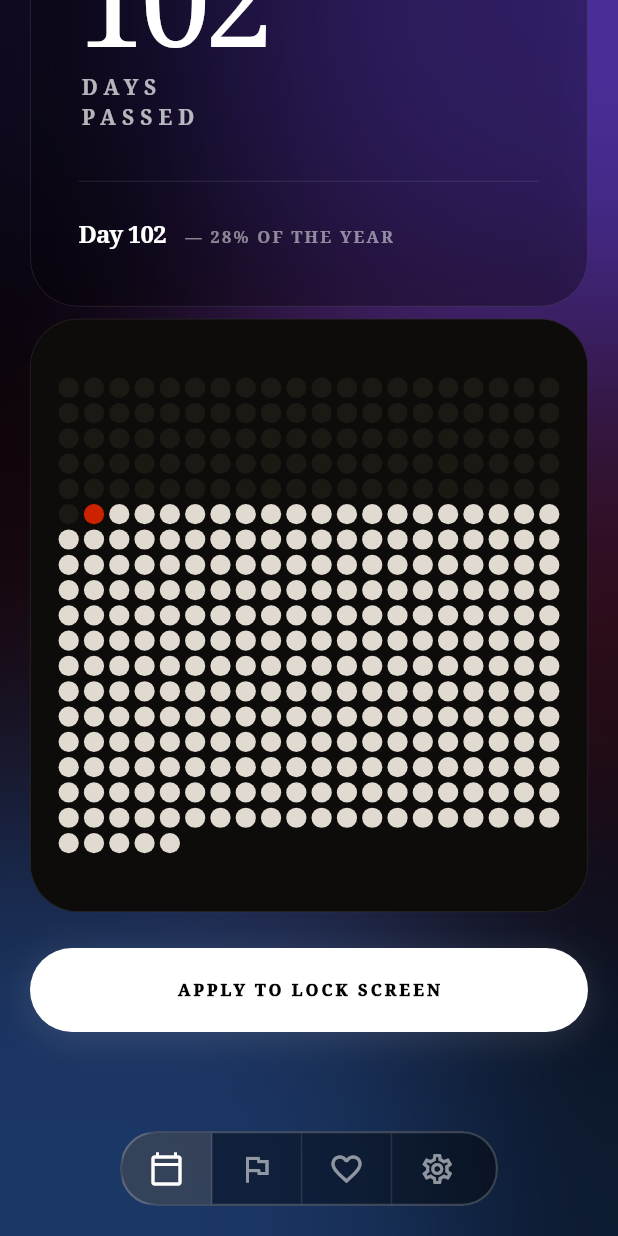
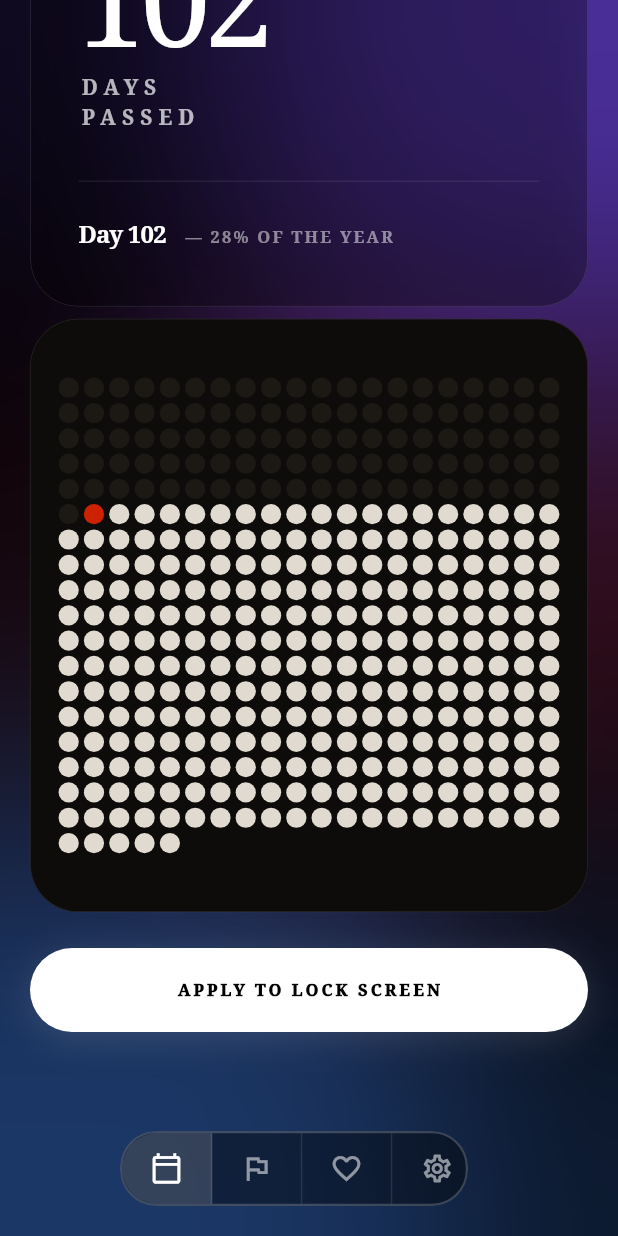
Before and after one commit to harshit36singh/Dotz, a Flutter app: the HomeScreen screen opened directly, scrolled down 197 dp, on a phone screen of 412 x 824 dp. Run offline on Flutter 3.47's test engine with Material 3 defaults, Android fonts, the phone set to English and light mode, and no system bars; our stand-ins replace flutter_dotenv, shared_preferences; accounts and stored records are empty.

```diff
--- a/lib/views/home/home_screen.dart
+++ b/lib/views/home/home_screen.dart
@@ -372,7 +372,7 @@ class _HomeScreenState extends State<HomeScreen>
                   ),
                   Positioned(
                     left: 80,
-                    right: 80,
+                    right: 100,
                     bottom: 20,
                     child: FloatingNavBar(mode: _vm.mode, onTap: _switchMode),
                   ),
--- a/lib/views/widgets/floating_nav_bar.dart
+++ b/lib/views/widgets/floating_nav_bar.dart
@@ -11,9 +11,9 @@ class FloatingNavBar extends StatelessWidget {
   @override
   Widget build(BuildContext context) {
     const items = [
-      (CalendarMode.year, Icons.calendar_today_outlined),
-      (CalendarMode.goal, Icons.flag_outlined),
-      (CalendarMode.life, Icons.favorite_outline),
+      (CalendarMode.year,     Icons.calendar_today_outlined),
+      (CalendarMode.goal,     Icons.flag_outlined),
+      (CalendarMode.life,     Icons.favorite_outline),
       (CalendarMode.settings, Icons.settings_outlined),
     ];
 
@@ -23,7 +23,6 @@ class FloatingNavBar extends StatelessWidget {
         filter: ImageFilter.blur(sigmaX: 12.0, sigmaY: 12.0),
         child: Container(
           height: 50,
-          // Optional: Add a max width here if you want it responsive, e.g., width: 280,
           decoration: BoxDecoration(
             color: Colors.black.withOpacity(0.4),
             borderRadius: BorderRadius.circular(24),
@@ -33,24 +32,34 @@ class FloatingNavBar extends StatelessWidget {
             ),
           ),
           child: Row(
-            // 1. Tell the Row to only take up as much space as its children need
             mainAxisSize: MainAxisSize.min,
-            children: items.indexed.map((entry) {
-              final i = entry.$1;
-              final (m, icon) = entry.$2;
-              final active = mode == m;
+            children: List.generate(items.length, (i) {
+              final (m, icon) = items[i];
+              final active    = mode == m;
+              final isFirst   = i == 0;
+              final isLast    = i == items.length - 1;
 
-              // 2. Removed the 'Expanded' widget here
               return GestureDetector(
                 behavior: HitTestBehavior.opaque,
                 onTap: () => onTap(m),
-                child: Container(
+                child: AnimatedContainer(
+                  duration: const Duration(milliseconds: 200),
                   height: double.infinity,
-                  width: 60, // 3. Set a fixed width for each icon button (adjust to your liking)
+                  width: 60,
                   alignment: Alignment.center,
                   decoration: BoxDecoration(
-                    color: active ? Colors.white.withOpacity(0.15) : Colors.transparent,
-                    border: i < items.length - 1
+                    // Active pill: same border-radius as the outer container
+                    // on the outer edges, so the highlight butts cleanly against
+                    // the pill border on both first and last items.
+                    color: active
+                        ? Colors.white.withOpacity(0.15)
+                        : Colors.transparent,
+                    borderRadius: BorderRadius.horizontal(
+                      left:  isFirst ? const Radius.circular(23) : Radius.zero,
+                      right: isLast  ? const Radius.circular(23) : Radius.zero,
+                    ),
+                    // Separator line between items (not after last)
+                    border: !isLast
                         ? Border(
                             right: BorderSide(
                               color: Colors.white.withOpacity(0.1),
@@ -62,11 +71,11 @@ class FloatingNavBar extends StatelessWidget {
                   child: Icon(
                     icon,
                     color: active ? Colors.white : Colors.white54,
-                    size: 24,
+                    size: 22,
                   ),
                 ),
               );
-            }).toList(),
+            }),
           ),
         ),
       ),
```
Also changed, not shown: 1 other file.
